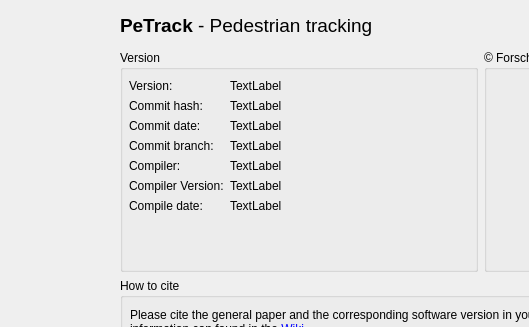
Above: ui/about.ui from ped-dyn-emp/PeTrack before the change; both pictures show x 0 to 529 and y 0 to 327 of the 862 by 775 pixel window. Below: the same form after it.
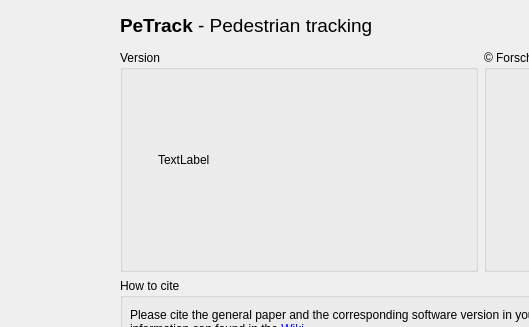
That is the form after the change. Icons and pictures are not drawn.

Commit message: versioninfo is selectable to be copyed

```diff
--- a/ui/about.ui
+++ b/ui/about.ui
@@ -74,118 +74,24 @@
         <property name="title">
          <string>Version</string>
         </property>
-        <widget class="QWidget" name="formLayoutWidget">
+        <widget class="QLabel" name="versionInfo">
          <property name="geometry">
           <rect>
-           <x>9</x>
-           <y>29</y>
-           <width>271</width>
-           <height>181</height>
+           <x>38</x>
+           <y>25</y>
+           <width>291</width>
+           <height>171</height>
           </rect>
          </property>
-         <layout class="QFormLayout" name="lytVersion">
-          <property name="fieldGrowthPolicy">
-           <enum>QFormLayout::FieldsStayAtSizeHint</enum>
-          </property>
-          <item row="0" column="0">
-           <widget class="QLabel" name="lblVersion">
-            <property name="text">
-             <string>Version:</string>
-            </property>
-           </widget>
-          </item>
-          <item row="1" column="0">
-           <widget class="QLabel" name="lblCommitHash">
-            <property name="text">
-             <string>Commit hash:</string>
-            </property>
-           </widget>
-          </item>
-          <item row="2" column="0">
-           <widget class="QLabel" name="lblCommitDate">
-            <property name="text">
-             <string>Commit date:</string>
-            </property>
-           </widget>
-          </item>
-          <item row="3" column="0">
-           <widget class="QLabel" name="lblCommitBranch">
-            <property name="text">
-             <string>Commit branch:</string>
-            </property>
-           </widget>
-          </item>
-          <item row="4" column="0">
-           <widget class="QLabel" name="lblCompiler">
-            <property name="text">
-             <string>Compiler:</string>
-            </property>
-           </widget>
-          </item>
-          <item row="6" column="0">
-           <widget class="QLabel" name="lblCompileDate">
-            <property name="text">
-             <string>Compile date:</string>
-            </property>
-           </widget>
-          </item>
-          <item row="0" column="1">
-           <widget class="QLabel" name="lblVersionValue">
-            <property name="text">
-             <string>TextLabel</string>
-            </property>
-           </widget>
-          </item>
-          <item row="1" column="1">
-           <widget class="QLabel" name="lblCommitHashValue">
-            <property name="text">
-             <string>TextLabel</string>
-            </property>
-           </widget>
-          </item>
-          <item row="2" column="1">
-           <widget class="QLabel" name="lblCommitDateValue">
-            <property name="text">
-             <string>TextLabel</string>
-            </property>
-           </widget>
-          </item>
-          <item row="3" column="1">
-           <widget class="QLabel" name="lblCommitBranchValue">
-            <property name="text">
-             <string>TextLabel</string>
-            </property>
-           </widget>
-          </item>
-          <item row="4" column="1">
-           <widget class="QLabel" name="lblCompilerValue">
-            <property name="text">
-             <string>TextLabel</string>
-            </property>
-           </widget>
-          </item>
-          <item row="6" column="1">
-           <widget class="QLabel" name="lblCompileDateValue">
-            <property name="text">
-             <string>TextLabel</string>
-            </property>
-           </widget>
-          </item>
-          <item row="5" column="0">
-           <widget class="QLabel" name="lblCompilerVersion">
-            <property name="text">
-             <string>Compiler Version:</string>
-            </property>
-           </widget>
-          </item>
-          <item row="5" column="1">
-           <widget class="QLabel" name="lblCompilerVersionValue">
-            <property name="text">
-             <string>TextLabel</string>
-            </property>
-           </widget>
-          </item>
-         </layout>
+         <property name="mouseTracking">
+          <bool>true</bool>
+         </property>
+         <property name="text">
+          <string>TextLabel</string>
+         </property>
+         <property name="textInteractionFlags">
+          <set>Qt::LinksAccessibleByMouse|Qt::TextSelectableByMouse</set>
+         </property>
         </widget>
        </widget>
       </item>
```
Left out of the diff: 3 changed lines with no effect on the pictures. The commit also changes 1 other file.
